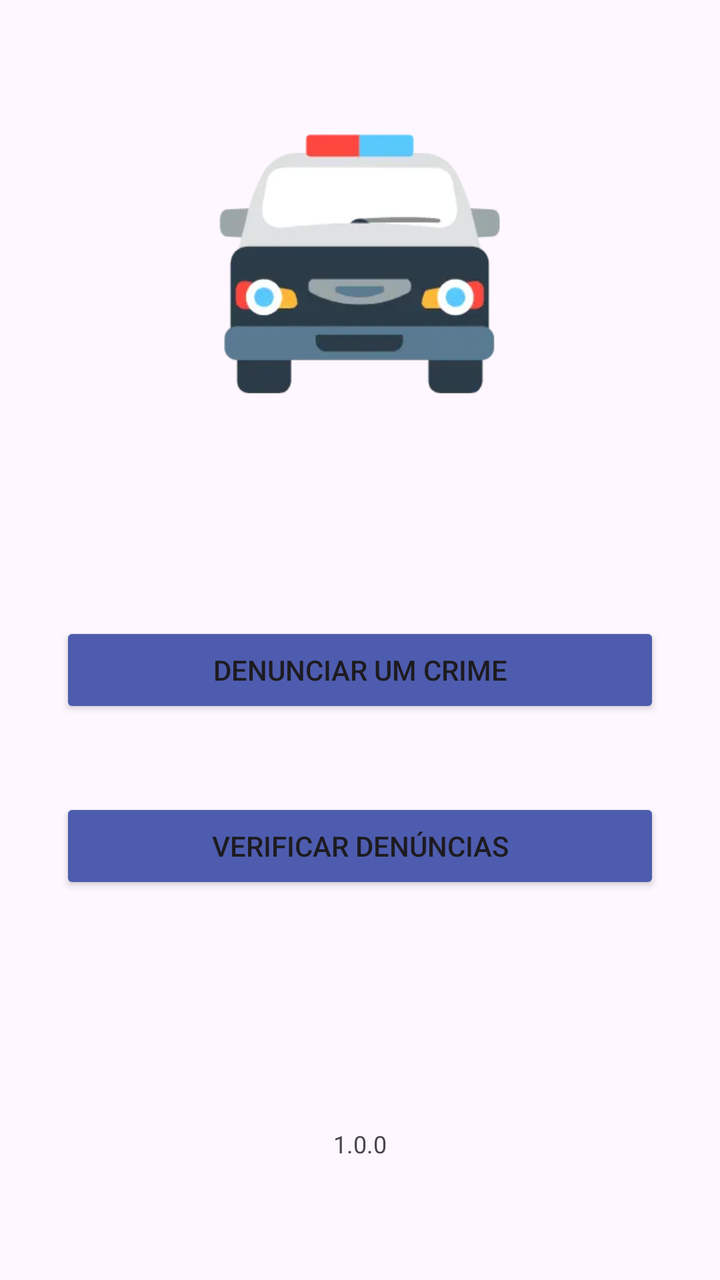
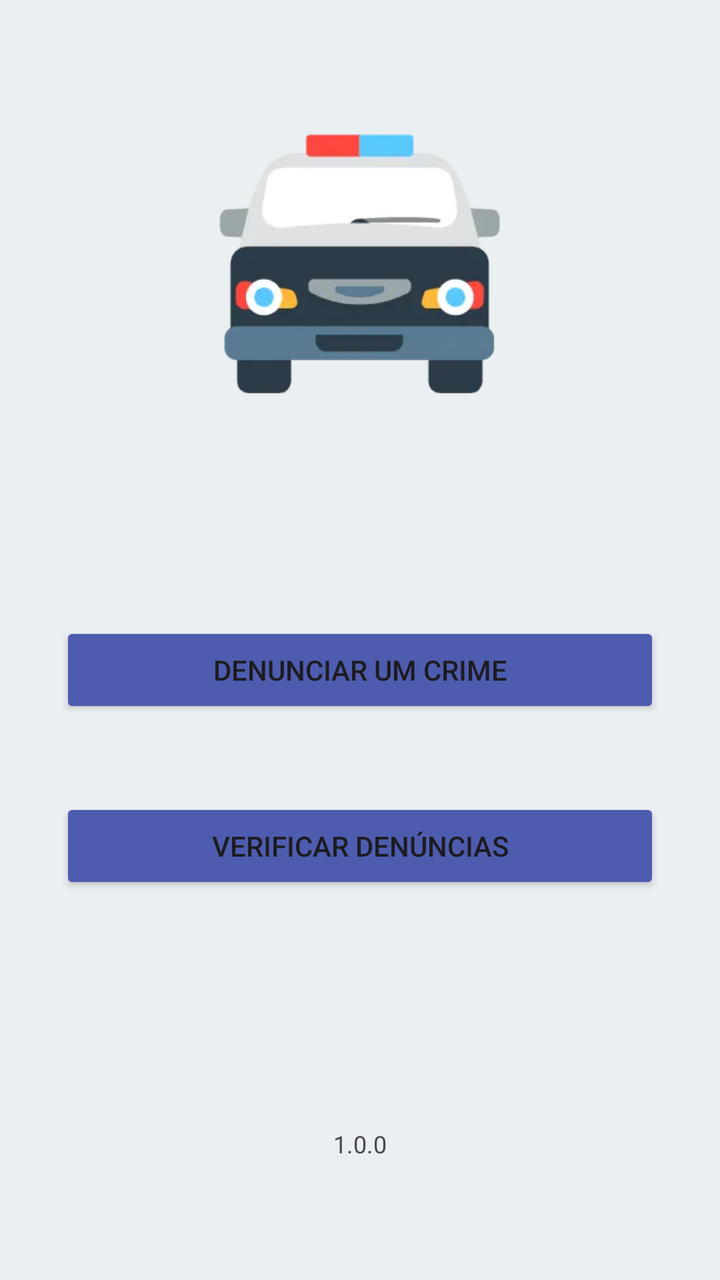

Screens rendered from an Android XML layout before and after an edit, with the pre-edit source and the edit as a unified diff.
<!-- AndroidManifest.xml: application theme Theme.DenuncIA -->
<!-- res/layout/activity_main.xml -->
<?xml version="1.0" encoding="utf-8"?>
<LinearLayout xmlns:android="http://schemas.android.com/apk/res/android"
    xmlns:tools="http://schemas.android.com/tools"
    android:layout_width="match_parent"
    android:layout_height="match_parent"
    android:orientation="vertical"
    android:padding="30dp"
    tools:context=".activities.MainActivity">

    <ImageView
        android:id="@+id/imgLogo"
        android:layout_width="141dp"
        android:layout_height="141dp"
        android:layout_gravity="center_horizontal"
        android:layout_marginTop="30dp"
        android:layout_marginBottom="70dp"
        android:src="@drawable/logo_car_police" />

    <Button
        android:id="@+id/btnDenunciar"
        android:layout_width="match_parent"
        android:layout_height="wrap_content"
        android:layout_marginTop="40dp"
        android:backgroundTint="@color/blue"
        android:text="@string/btn_denunciar" />

    <Button
        android:id="@+id/btnVerificarDenuncias"
        android:layout_width="match_parent"
        android:layout_height="wrap_content"
        android:layout_marginTop="40dp"
        android:backgroundTint="@color/blue"
        android:text="@string/btn_verificar_denuncia" />

    <Space
        android:layout_width="0dp"
        android:layout_height="0dp"
        android:layout_weight="1" />

    <TextView
        android:id="@+id/txtVersion"
        android:layout_width="wrap_content"
        android:layout_height="wrap_content"
        android:layout_gravity="center_horizontal"
        android:layout_marginVertical="30dp"
        android:layout_marginTop="70dp"
        android:drawablePadding="15dp"
        android:text="@string/versao_app"
        android:textSize="12sp" />

</LinearLayout>
<!-- resources referenced by this layout -->
<resources>
  <color name="blue">#4E5CAF</color>
  <!-- drawable logo_car_police: webp bitmap (drawable, 3682 bytes) -->
  <string name="btn_denunciar">Denunciar um Crime</string>
  <string name="btn_verificar_denuncia">Verificar Denúncias</string>
  <string name="versao_app">1.0.0</string>
  <style name="Theme.DenuncIA" parent="Base.Theme.DenuncIA" />
  <style name="Base.Theme.DenuncIA" parent="Theme.Material3.DayNight.NoActionBar">
          
          
      </style>
</resources>

<!-- the commit's change to res/layout/activity_main.xml (unified diff, before → after) -->
@@ -3,6 +3,7 @@
     xmlns:tools="http://schemas.android.com/tools"
     android:layout_width="match_parent"
     android:layout_height="match_parent"
+    android:background="@color/porcelain"
     android:orientation="vertical"
     android:padding="30dp"
     tools:context=".activities.MainActivity">
<!-- resource entries referenced after the edit -->
@@ -1,6 +1,7 @@
 <!-- resources referenced by this layout -->
 <resources>
   <color name="blue">#4E5CAF</color>
+  <color name="porcelain">#EAEFF2</color>
   <!-- drawable logo_car_police: webp bitmap (drawable, 3682 bytes) -->
   <string name="btn_denunciar">Denunciar um Crime</string>
   <string name="btn_verificar_denuncia">Verificar Denúncias</string>
